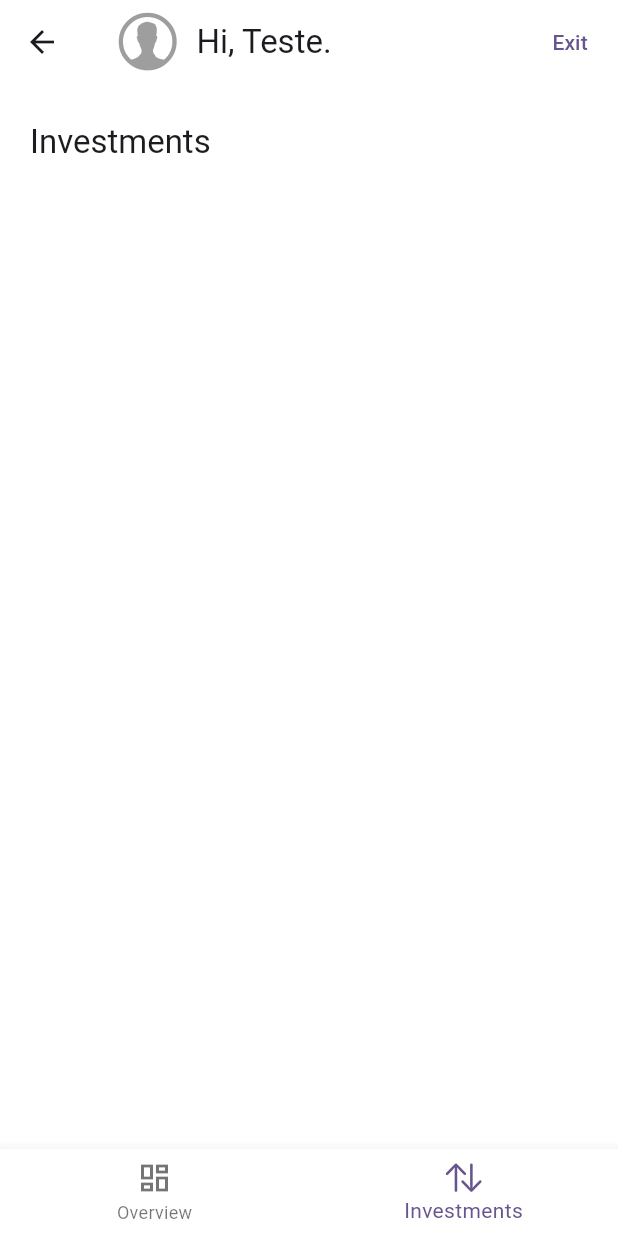
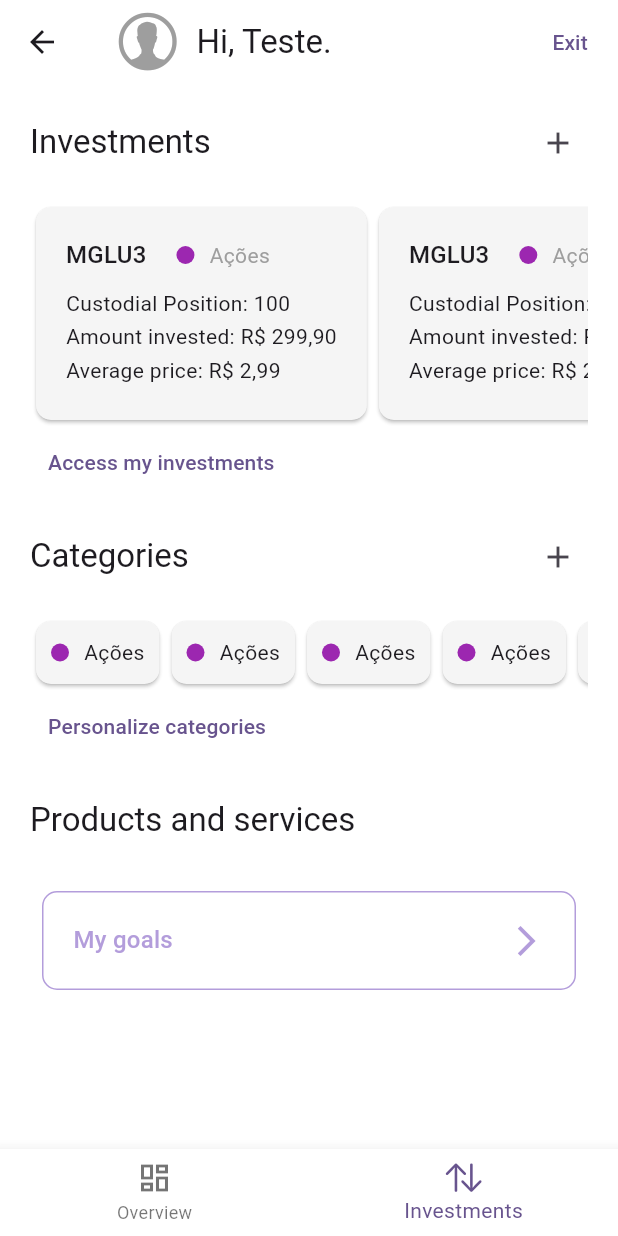
Before and after one commit to eduardoazvd17/investhelper, a Flutter app: the InvestmentsPage screen opened by its route, item 2 of the bottom bar chosen, on a phone screen of 412 x 824 dp. Run offline on Flutter 3.47's test engine with Material 3 defaults, Android fonts, the phone set to English and light mode, and no system bars; our stand-ins replace fl_chart, lottie; generated files the repository leaves out were written again.

Commit message:
Creating investments tab

```diff
--- a/lib/src/features/investments/views/investments_page.dart
+++ b/lib/src/features/investments/views/investments_page.dart
@@ -1,9 +1,12 @@
 import 'package:flutter/cupertino.dart';
 import 'package:flutter/material.dart';
+import 'package:flutter/widgets.dart';
 import 'package:investmentmanager/src/features/auth/views/auth_page.dart';
+import 'package:investmentmanager/src/features/investments/widgets/category_indicator_widget.dart';
 import 'package:investmentmanager/src/features/investments/widgets/daily_tips_widget.dart';
 import 'package:investmentmanager/src/features/investments/widgets/diversity_chart_widget.dart';
 import 'package:investmentmanager/src/features/investments/widgets/goal_card_tile.dart';
+import 'package:investmentmanager/src/features/investments/widgets/investment_tile_widget.dart';
 import 'package:investmentmanager/src/features/investments/widgets/quick_actions_widget.dart';
 import 'package:investmentmanager/src/l10n/l10n.dart';
 
@@ -137,7 +140,69 @@ class _InvestmentsPageState extends State<InvestmentsPage> {
           child: Column(
             crossAxisAlignment: CrossAxisAlignment.start,
             children: [
-              _titleWidget(AppLocalizations.of(context)!.investments),
+              _titleWidget(
+                AppLocalizations.of(context)!.investments,
+                actions: [
+                  IconButton(
+                    onPressed: () {},
+                    visualDensity: VisualDensity.compact,
+                    icon: const Icon(Icons.add),
+                  ),
+                ],
+              ),
+              SizedBox(
+                height: 150,
+                child: ListView(
+                  scrollDirection: Axis.horizontal,
+                  children: List.generate(
+                    10,
+                    (index) => const InvestmentTileWidget(),
+                  ),
+                ),
+              ),
+              TextButton(
+                onPressed: () {},
+                child: Text(AppLocalizations.of(context)!.accessMyInvestments),
+              ),
+              _titleWidget(
+                AppLocalizations.of(context)!.categories,
+                actions: [
+                  IconButton(
+                    onPressed: () {},
+                    visualDensity: VisualDensity.compact,
+                    icon: const Icon(Icons.add),
+                  ),
+                ],
+              ),
+              SizedBox(
+                height: 50,
+                child: ListView(
+                  scrollDirection: Axis.horizontal,
+                  children: List.generate(
+                    10,
+                    (index) => const Card(
+                      child: Padding(
+                        padding: EdgeInsets.all(10),
+                        child: CategoryIndicatorWidget(
+                          color: Colors.purple,
+                          text: 'Ações',
+                        ),
+                      ),
+                    ),
+                  ),
+                ),
+              ),
+              TextButton(
+                onPressed: () {},
+                child: Text(
+                  AppLocalizations.of(context)!.personalizeCategories,
+                ),
+              ),
+              _titleWidget(AppLocalizations.of(context)!.productsAndServices),
+              _buttonTile(
+                text: AppLocalizations.of(context)!.myGoals,
+                onTap: () {},
+              ),
             ],
           ),
         ),
@@ -165,4 +230,44 @@ class _InvestmentsPageState extends State<InvestmentsPage> {
       ],
     );
   }
+
+  Widget _buttonTile({
+    required String text,
+    required void Function() onTap,
+  }) {
+    final color = Theme.of(context).primaryColor;
+    return Padding(
+      padding: const EdgeInsets.all(8),
+      child: InkWell(
+        onTap: onTap,
+        borderRadius: BorderRadius.circular(10),
+        child: Container(
+          decoration: BoxDecoration(
+            border: Border.all(color: color),
+            borderRadius: BorderRadius.circular(10),
+          ),
+          child: Padding(
+            padding: const EdgeInsets.all(20),
+            child: Row(
+              children: [
+                Expanded(
+                  child: Text(
+                    text,
+                    style: Theme.of(context)
+                        .textTheme
+                        .titleMedium
+                        ?.copyWith(color: color),
+                  ),
+                ),
+                Padding(
+                  padding: const EdgeInsets.only(left: 20),
+                  child: Icon(Icons.arrow_forward_ios, color: color),
+                ),
+              ],
+            ),
+          ),
+        ),
+      ),
+    );
+  }
 }
--- /dev/null
+++ b/lib/src/features/investments/widgets/category_indicator_widget.dart
@@ -0,0 +1,39 @@
+import 'package:flutter/cupertino.dart';
+import 'package:flutter/material.dart';
+
+class CategoryIndicatorWidget extends StatelessWidget {
+  final Color color;
+  final String text;
+  final Color? textColor;
+  const CategoryIndicatorWidget({
+    super.key,
+    required this.color,
+    required this.text,
+    this.textColor,
+  });
+
+  @override
+  Widget build(BuildContext context) {
+    return Row(
+      mainAxisSize: MainAxisSize.min,
+      crossAxisAlignment: CrossAxisAlignment.center,
+      children: [
+        Container(
+          width: 12,
+          height: 12,
+          decoration: BoxDecoration(
+            shape: BoxShape.circle,
+            color: color,
+          ),
+        ),
+        const SizedBox(width: 10),
+        Flexible(
+          child: Text(
+            text,
+            style: TextStyle(color: textColor),
+          ),
+        ),
+      ],
+    );
+  }
+}
--- a/lib/src/features/investments/widgets/diversity_chart_widget.dart
+++ b/lib/src/features/investments/widgets/diversity_chart_widget.dart
@@ -1,5 +1,6 @@
 import 'package:fl_chart/fl_chart.dart';
 import 'package:flutter/material.dart';
+import 'package:investmentmanager/src/features/investments/widgets/category_indicator_widget.dart';
 
 class DiversityChartWidget extends StatelessWidget {
   const DiversityChartWidget({super.key});
@@ -48,27 +49,17 @@ class DiversityChartWidget extends StatelessWidget {
                 mainAxisAlignment: MainAxisAlignment.center,
                 crossAxisAlignment: CrossAxisAlignment.start,
                 children: [
-                  ...sections.map((section) {
-                    return Padding(
-                      padding: const EdgeInsets.symmetric(vertical: 2.5),
-                      child: Row(
-                        crossAxisAlignment: CrossAxisAlignment.center,
-                        children: [
-                          Container(
-                            width: 12,
-                            height: 12,
-                            color: section.color,
-                          ),
-                          const SizedBox(width: 10),
-                          Expanded(
-                            child: Text(
-                              '${section.title} - ${section.value.toInt()}%',
-                            ),
-                          ),
-                        ],
-                      ),
-                    );
-                  }),
+                  ...sections.map(
+                    (section) {
+                      return Padding(
+                        padding: const EdgeInsets.symmetric(vertical: 2.5),
+                        child: CategoryIndicatorWidget(
+                          color: section.color,
+                          text: '${section.title} - ${section.value.toInt()}%',
+                        ),
+                      );
+                    },
+                  ),
                 ],
               ),
             ),
--- /dev/null
+++ b/lib/src/features/investments/widgets/investment_tile_widget.dart
@@ -0,0 +1,42 @@
+import 'package:flutter/material.dart';
+import 'package:investmentmanager/src/features/investments/widgets/category_indicator_widget.dart';
+import 'package:investmentmanager/src/l10n/l10n.dart';
+
+class InvestmentTileWidget extends StatelessWidget {
+  const InvestmentTileWidget({super.key});
+
+  @override
+  Widget build(BuildContext context) {
+    return Card(
+      child: Padding(
+        padding: const EdgeInsets.all(20),
+        child: Column(
+          crossAxisAlignment: CrossAxisAlignment.start,
+          children: [
+            Row(
+              mainAxisAlignment: MainAxisAlignment.spaceBetween,
+              children: [
+                Text(
+                  'MGLU3',
+                  style: Theme.of(context).textTheme.titleMedium,
+                ),
+                const SizedBox(width: 20),
+                const CategoryIndicatorWidget(
+                  color: Colors.purple,
+                  text: 'Ações',
+                  textColor: Colors.grey,
+                ),
+              ],
+            ),
+            const SizedBox(height: 10),
+            Text(AppLocalizations.of(context)!.custodialPosition('100')),
+            const SizedBox(height: 2.5),
+            Text(AppLocalizations.of(context)!.amountInvested('R\$ 299,90')),
+            const SizedBox(height: 2.5),
+            Text(AppLocalizations.of(context)!.averagePrice('R\$ 2,99')),
+          ],
+        ),
+      ),
+    );
+  }
+}
--- a/lib/src/l10n/app_en.arb
+++ b/lib/src/l10n/app_en.arb
@@ -51,5 +51,33 @@
             }
         }
     },
-    "exit": "Exit"
+    "exit": "Exit",
+    "accessMyInvestments": "Access my investments",
+    "categories": "Categories",
+    "personalizeCategories": "Personalize categories",
+    "productsAndServices": "Products and services",
+    "custodialPosition": "Custodial Position: {value}",
+    "@custodialPosition": {
+        "placeholders": {
+            "value": {
+                "type": "String"
+            }
+        }
+    },
+    "amountInvested": "Amount invested: {value}",
+    "@amountInvested": {
+        "placeholders": {
+            "value": {
+                "type": "String"
+            }
+        }
+    },
+    "averagePrice": "Average price: {value}",
+    "@averagePrice": {
+        "placeholders": {
+            "value": {
+                "type": "String"
+            }
+        }
+    }
 }
--- a/lib/src/l10n/app_pt.arb
+++ b/lib/src/l10n/app_pt.arb
@@ -51,5 +51,33 @@
       }
     }
   },
-  "exit": "Sair"
+  "exit": "Sair",
+  "accessMyInvestments": "Acessar meus investimentos",
+  "categories": "Categorias",
+  "personalizeCategories": "Personalizar categorias",
+  "productsAndServices": "Produtos e serviços",
+  "custodialPosition": "Posição em custódia: {value}",
+  "@custodialPosition": {
+    "placeholders": {
+      "value": {
+        "type": "String"
+      }
+    }
+  },
+  "amountInvested": "Valor investido: {value}",
+  "@amountInvested": {
+    "placeholders": {
+      "value": {
+        "type": "String"
+      }
+    }
+  },
+  "averagePrice": "Preço médio: {value}",
+  "@averagePrice": {
+    "placeholders": {
+      "value": {
+        "type": "String"
+      }
+    }
+  }
 }
```
